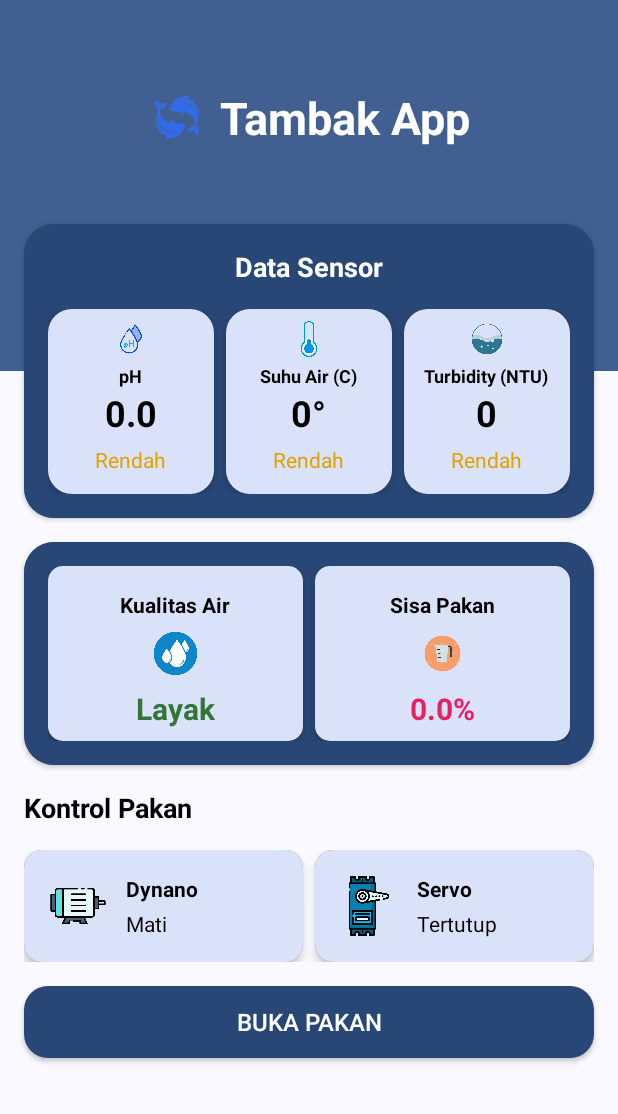
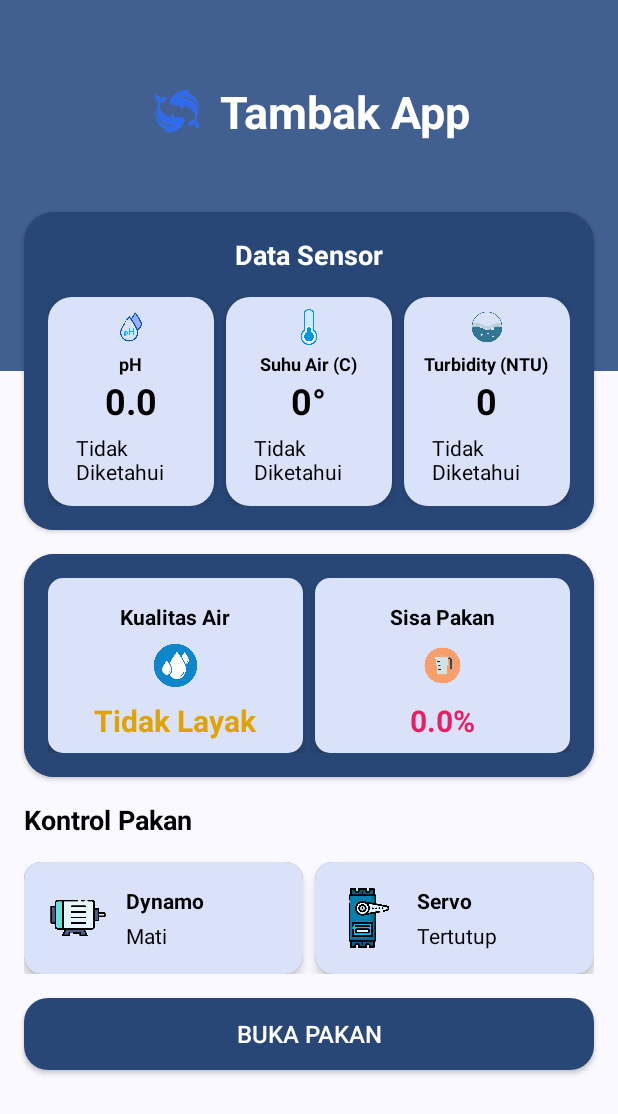
Before and after one commit to DimasAswito/tambak-app, an Android app: the screen it shows after launch (MainActivity), on a phone screen of 412 x 824 dp. Shown: the top 1114 px of the screen. Run offline under Robolectric (Android 15) with nearby library versions, the phone set to English and light mode, and no system bars; our stand-ins replace Firebase (no records; nobody signed in at launch, a user with empty details on screens opened directly).

Commit message:
fix error fuzzy logic

```diff
--- a/app/src/main/java/com/example/tambakapp/FuzzyHelper.kt
+++ b/app/src/main/java/com/example/tambakapp/FuzzyHelper.kt
@@ -1,85 +1,81 @@
-package com.example.tambakapp
-
 class FuzzyHelper {
 
-    fun evaluatePH(ph: Float): String {
+
+    private fun membership(value: Float, start: Float, peak: Float, end: Float): Float {
         return when {
-            ph < 6.5 -> "Rendah"
-            ph <= 8.5 -> "Normal"
-            else -> "Tinggi"
+            value < start || value > end -> 0.0f
+            value in start..peak -> (value - start) / (peak - start)
+            value in peak..end -> (end - value) / (end - peak)
+            else -> 0.0f
         }
     }
 
-    fun evaluateSuhuAir(suhuAir: Int): String {
+//  Fuzzifikasi
+    fun pHRendah(x: Float): Float = membership(x, 0f, 6.5f, 6.5f)
+    fun pHNormal(x: Float): Float = membership(x, 6.5f, 8.5f, 8.5f)
+    fun pHTinggi(x: Float): Float = membership(x, 8.5f, 10f, 14f)
+
+    fun suhuRendah(x: Float): Float = membership(x, 15f, 25f, 25f)
+    fun suhuNormal(x: Float): Float = membership(x, 25f, 30f, 30f)
+    fun suhuTinggi(x: Float): Float = membership(x, 30f, 40f, 40f)
+
+    fun turbidityRendah(x: Float): Float = membership(x, 0f, 15f, 15f)
+    fun turbidityNormal(x: Float): Float = membership(x, 15f, 30f, 30f)
+    fun turbidityTinggi(x: Float): Float = membership(x, 30f, 50f, 50f)
+
+
+    //pembentukan rule
+    fun categorizepH(phValue: Float): String {
+        val rendah = pHRendah(phValue)
+        val normal = pHNormal(phValue)
+        val tinggi = pHTinggi(phValue)
+
         return when {
-            suhuAir < 25 -> "Rendah"
-            suhuAir <= 30 -> "Normal"
-            else -> "Tinggi"
+            rendah > normal && rendah > tinggi -> "Rendah"
+            normal > rendah && normal > tinggi -> "Normal"
+            tinggi > rendah && tinggi > normal -> "Tinggi"
+            else -> "Tidak Diketahui"
         }
     }
 
-    fun evaluateTurbidity(turbidity: Int): String {
+    fun categorizeSuhu(suhuValue: Float): String {
+        val rendah = suhuRendah(suhuValue)
+        val normal = suhuNormal(suhuValue)
+        val tinggi = suhuTinggi(suhuValue)
+
         return when {
-            turbidity < 15 -> "Rendah"
-            turbidity <= 30 -> "Normal"
-            else -> "Tinggi"
+            rendah > normal && rendah > tinggi -> "Rendah"
+            normal > rendah && normal > tinggi -> "Normal"
+            tinggi > rendah && tinggi > normal -> "Tinggi"
+            else -> "Tidak Diketahui"
         }
     }
 
-    fun evaluateKualitasAir(phStatus: String, suhuAirStatus: String, turbidityStatus: String): String {
-//        return when {
-//            phStatus == "Rendah" && suhuAirStatus == "Rendah" && turbidityStatus == "Rendah" -> "Layak"
-//            phStatus == "Rendah" && suhuAirStatus == "Rendah" && turbidityStatus == "Normal" -> "Layak"
-//            phStatus == "Rendah" && suhuAirStatus == "Rendah" && turbidityStatus == "Tinggi" -> "Tidak Layak"
-//            phStatus == "Rendah" && suhuAirStatus == "Normal" && turbidityStatus == "Rendah" -> "Layak"
-//            phStatus == "Rendah" && suhuAirStatus == "Normal" && turbidityStatus == "Normal" -> "Layak"
-//            phStatus == "Rendah" && suhuAirStatus == "Normal" && turbidityStatus == "Tinggi" -> "Tidak Layak"
-//            phStatus == "Rendah" && suhuAirStatus == "Tinggi" -> "Tidak Layak"
-//            phStatus == "Normal" && suhuAirStatus == "Rendah" && turbidityStatus != "Tinggi" -> "Layak"
-//            phStatus == "Normal" && suhuAirStatus == "Rendah" && turbidityStatus == "Tinggi" -> "Tidak Layak"
-//            phStatus == "Normal" && suhuAirStatus == "Normal" && turbidityStatus != "Tinggi" -> "Layak"
-//            phStatus == "Normal" && suhuAirStatus == "Tinggi" -> "Tidak Layak"
-//
-//            phStatus == "Tinggi" -> "Tidak Layak"
-//            else -> "Tidak Layak"
-//        }
+    fun categorizeTurbidity(turbidityValue: Float): String {
+        val rendah = turbidityRendah(turbidityValue)
+        val normal = turbidityNormal(turbidityValue)
+        val tinggi = turbidityTinggi(turbidityValue)
 
         return when {
-            // Kondisi untuk pH Rendah
-            phStatus == "Rendah" && suhuAirStatus == "Rendah" && turbidityStatus == "Rendah" -> "Layak"
-            phStatus == "Rendah" && suhuAirStatus == "Rendah" && turbidityStatus == "Normal" -> "Layak"
-            phStatus == "Rendah" && suhuAirStatus == "Rendah" && turbidityStatus == "Tinggi" -> "Tidak Layak"
-            phStatus == "Rendah" && suhuAirStatus == "Normal" && turbidityStatus == "Rendah" -> "Layak"
-            phStatus == "Rendah" && suhuAirStatus == "Normal" && turbidityStatus == "Normal" -> "Layak"
-            phStatus == "Rendah" && suhuAirStatus == "Normal" && turbidityStatus == "Tinggi" -> "Tidak Layak"
-            phStatus == "Rendah" && suhuAirStatus == "Tinggi" && turbidityStatus == "Rendah" -> "Tidak Layak"
-            phStatus == "Rendah" && suhuAirStatus == "Tinggi" && turbidityStatus == "Normal" -> "Tidak Layak"
-            phStatus == "Rendah" && suhuAirStatus == "Tinggi" && turbidityStatus == "Tinggi" -> "Tidak Layak"
+            rendah > normal && rendah > tinggi -> "Rendah"
+            normal > rendah && normal > tinggi -> "Normal"
+            tinggi > rendah && tinggi > normal -> "Tinggi"
+            else -> "Tidak Diketahui"
+        }
+    }
 
-            // Kondisi untuk pH Normal
-            phStatus == "Normal" && suhuAirStatus == "Rendah" && turbidityStatus == "Rendah" -> "Layak"
-            phStatus == "Normal" && suhuAirStatus == "Rendah" && turbidityStatus == "Normal" -> "Layak"
-            phStatus == "Normal" && suhuAirStatus == "Rendah" && turbidityStatus == "Tinggi" -> "Tidak Layak"
-            phStatus == "Normal" && suhuAirStatus == "Normal" && turbidityStatus == "Rendah" -> "Layak"
-            phStatus == "Normal" && suhuAirStatus == "Normal" && turbidityStatus == "Normal" -> "Layak"
-            phStatus == "Normal" && suhuAirStatus == "Normal" && turbidityStatus == "Tinggi" -> "Tidak Layak"
-            phStatus == "Normal" && suhuAirStatus == "Tinggi" && turbidityStatus == "Rendah" -> "Tidak Layak"
-            phStatus == "Normal" && suhuAirStatus == "Tinggi" && turbidityStatus == "Normal" -> "Tidak Layak"
-            phStatus == "Normal" && suhuAirStatus == "Tinggi" && turbidityStatus == "Tinggi" -> "Tidak Layak"
+//implikasi
+    fun evaluateKualitasAir(ph: Float, suhu: Float, turbidity: Float): String {
+        val rendah = minOf(pHRendah(ph), suhuRendah(suhu), turbidityRendah(turbidity))
+        val normal = minOf(pHNormal(ph), suhuNormal(suhu), turbidityNormal(turbidity))
+        val tinggi = minOf(pHTinggi(ph), suhuTinggi(suhu), turbidityTinggi(turbidity))
 
-            // Kondisi untuk pH Tinggi
-            phStatus == "Tinggi" && suhuAirStatus == "Rendah" && turbidityStatus == "Rendah" -> "Tidak Layak"
-            phStatus == "Tinggi" && suhuAirStatus == "Rendah" && turbidityStatus == "Normal" -> "Tidak Layak"
-            phStatus == "Tinggi" && suhuAirStatus == "Rendah" && turbidityStatus == "Tinggi" -> "Tidak Layak"
-            phStatus == "Tinggi" && suhuAirStatus == "Normal" && turbidityStatus == "Rendah" -> "Tidak Layak"
-            phStatus == "Tinggi" && suhuAirStatus == "Normal" && turbidityStatus == "Normal" -> "Tidak Layak"
-            phStatus == "Tinggi" && suhuAirStatus == "Normal" && turbidityStatus == "Tinggi" -> "Tidak Layak"
-            phStatus == "Tinggi" && suhuAirStatus == "Tinggi" && turbidityStatus == "Rendah" -> "Tidak Layak"
-            phStatus == "Tinggi" && suhuAirStatus == "Tinggi" && turbidityStatus == "Normal" -> "Tidak Layak"
-            phStatus == "Tinggi" && suhuAirStatus == "Tinggi" && turbidityStatus == "Tinggi" -> "Tidak Layak"
-
+//defuzzifikasi
+        return when {
+            rendah > normal && rendah > tinggi -> "Tidak Layak" //tidak layak (Rendah)
+            normal > rendah && normal > tinggi -> "Layak"
+            tinggi > rendah && tinggi > normal -> "Tidak Layak" //tidak layak (Tinggi)
             else -> "Tidak Layak"
         }
-
     }
 }
--- a/app/src/main/java/com/example/tambakapp/MainActivity.kt
+++ b/app/src/main/java/com/example/tambakapp/MainActivity.kt
@@ -1,5 +1,6 @@
 package com.example.tambakapp
 
+import FuzzyHelper
 import android.os.Bundle
 import android.widget.Button
 import android.widget.TextView
@@ -48,15 +49,12 @@ class MainActivity : AppCompatActivity() {
                 suhuAirValueTextView.text = "$suhuAir°"
                 turbidityValueTextView.text = turbidity.toString()
 
-                val phStatus = fuzzyHelper.evaluatePH(ph)
-                val suhuAirStatus = fuzzyHelper.evaluateSuhuAir(suhuAir)
-                val turbidityStatus = fuzzyHelper.evaluateTurbidity(turbidity)
 
-                phStatusView.updateStatus(phStatus)
-                suhuAirStatusView.updateStatus(suhuAirStatus)
-                turbidityStatusView.updateStatus(turbidityStatus)
-
-                val kualitasAir = fuzzyHelper.evaluateKualitasAir(phStatus, suhuAirStatus, turbidityStatus)
+//                phStatusView.updateStatus(phStatus.toString())
+//                suhuAirStatusView.updateStatus(suhuAirStatus.toString())
+//                turbidityStatusView.updateStatus(turbidityStatus.toString())
+                determineStatus(ph, suhuAir.toFloat(), turbidity.toFloat())
+                val kualitasAir = fuzzyHelper.evaluateKualitasAir(ph, suhuAir.toFloat(), turbidity.toFloat())
                 kualitasAirView.updateStatusAir(kualitasAir)
             }
 
@@ -105,4 +103,34 @@ class MainActivity : AppCompatActivity() {
     private fun updatePakanButton() {
         pakanButton.text = if (isPakanOpen) "Tutup Pakan" else "Buka Pakan"
     }
+
+    fun determineStatus(ph: Float, suhu: Float, turbidity: Float) {
+        val fuzzyHelper = FuzzyHelper()
+
+        val phStatusView: StatusSensorView = findViewById(R.id.ph_status)
+        val suhuAirStatusView: StatusSensorView = findViewById(R.id.suhuAir_status)
+        val turbidityStatusView: StatusSensorView = findViewById(R.id.turbidity_status)
+
+        val phStatus = when {
+            fuzzyHelper.pHRendah(ph) > fuzzyHelper.pHNormal(ph) && fuzzyHelper.pHRendah(ph) > fuzzyHelper.pHTinggi(ph) -> "Rendah"
+            fuzzyHelper.pHNormal(ph) > fuzzyHelper.pHRendah(ph) && fuzzyHelper.pHNormal(ph) > fuzzyHelper.pHTinggi(ph) -> "Normal"
+            else -> "Tinggi"
+        }
+
+        val suhuStatus = when {
+            fuzzyHelper.suhuRendah(suhu) > fuzzyHelper.suhuNormal(suhu) && fuzzyHelper.suhuRendah(suhu) > fuzzyHelper.suhuTinggi(suhu) -> "Rendah"
+            fuzzyHelper.suhuNormal(suhu) > fuzzyHelper.suhuRendah(suhu) && fuzzyHelper.suhuNormal(suhu) > fuzzyHelper.suhuTinggi(suhu) -> "Normal"
+            else -> "Tinggi"
+        }
+
+        val turbidityStatus = when {
+            fuzzyHelper.turbidityRendah(turbidity) > fuzzyHelper.turbidityNormal(turbidity) && fuzzyHelper.turbidityRendah(turbidity) > fuzzyHelper.turbidityTinggi(turbidity) -> "Rendah"
+            fuzzyHelper.turbidityNormal(turbidity) > fuzzyHelper.turbidityRendah(turbidity) && fuzzyHelper.turbidityNormal(turbidity) > fuzzyHelper.turbidityTinggi(turbidity) -> "Normal"
+            else -> "Tinggi"
+        }
+                        phStatusView.updateStatus(fuzzyHelper.categorizepH(ph))
+                suhuAirStatusView.updateStatus(fuzzyHelper.categorizeSuhu(suhu))
+                turbidityStatusView.updateStatus(fuzzyHelper.categorizeTurbidity(turbidity))
+    }
+
 }
--- a/app/src/main/res/layout/activity_main.xml
+++ b/app/src/main/res/layout/activity_main.xml
@@ -383,7 +383,7 @@
                     <TextView
                         android:layout_width="wrap_content"
                         android:layout_height="wrap_content"
-                        android:text="Dynano"
+                        android:text="Dynamo"
                         android:textStyle="bold"
                         android:textColor="@color/md_theme_onTertiaryFixedVariant_highContrast" />
 
```
